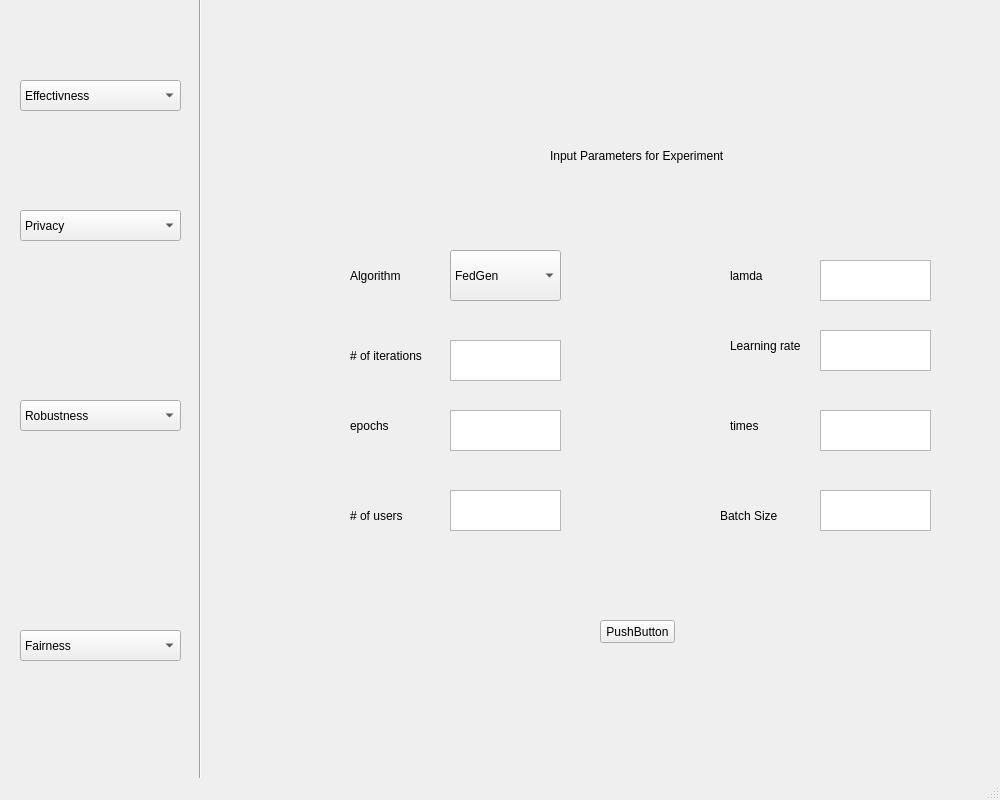
Old version of the form Proj.ui in the repository jyl0003/COMP6130.
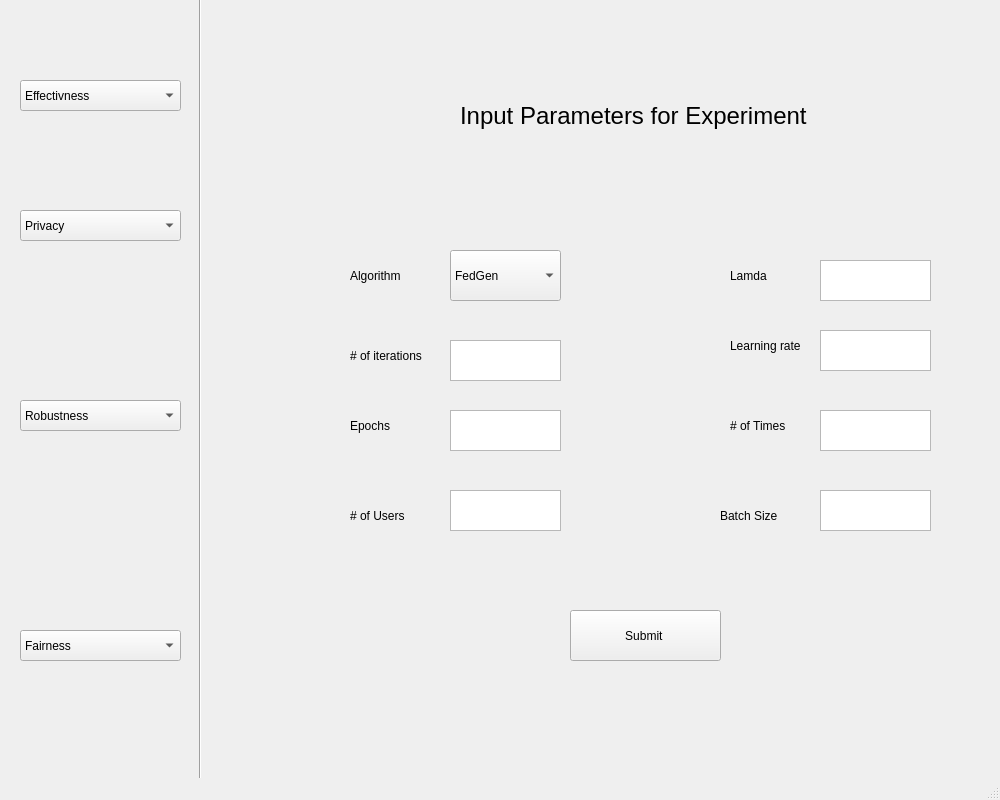
New version of the form.

What changed in the file:
```diff
--- a/Proj.ui
+++ b/Proj.ui
@@ -470,14 +470,14 @@
      <widget class="QPushButton" name="pushButton_2">
       <property name="geometry">
        <rect>
-        <x>390</x>
-        <y>620</y>
-        <width>75</width>
-        <height>23</height>
+        <x>360</x>
+        <y>610</y>
+        <width>151</width>
+        <height>51</height>
        </rect>
       </property>
       <property name="text">
-       <string>PushButton</string>
+       <string>Submit </string>
       </property>
      </widget>
      <widget class="QLabel" name="iterations_label">
@@ -503,7 +503,7 @@
        </rect>
       </property>
       <property name="text">
-       <string># of users</string>
+       <string># of Users</string>
       </property>
      </widget>
      <widget class="QLabel" name="label_11">
@@ -516,7 +516,7 @@
        </rect>
       </property>
       <property name="text">
-       <string>epochs</string>
+       <string>Epochs</string>
       </property>
      </widget>
      <widget class="QLabel" name="label_12">
@@ -529,7 +529,7 @@
        </rect>
       </property>
       <property name="text">
-       <string>lamda</string>
+       <string>Lamda</string>
       </property>
      </widget>
      <widget class="QLabel" name="label_13">
@@ -561,12 +561,17 @@
      <widget class="QLabel" name="label_16">
       <property name="geometry">
        <rect>
-        <x>340</x>
-        <y>120</y>
-        <width>241</width>
-        <height>71</height>
+        <x>250</x>
+        <y>70</y>
+        <width>461</width>
+        <height>91</height>
        </rect>
       </property>
+      <property name="font">
+       <font>
+        <pointsize>18</pointsize>
+       </font>
+      </property>
       <property name="text">
        <string>Input Parameters for Experiment</string>
       </property>
@@ -581,7 +586,7 @@
        </rect>
       </property>
       <property name="text">
-       <string>times</string>
+       <string># of Times</string>
       </property>
      </widget>
      <widget class="QLabel" name="batchSizeLabel">
```
Left out of the diff: 18 changed lines with no effect on the pictures.
